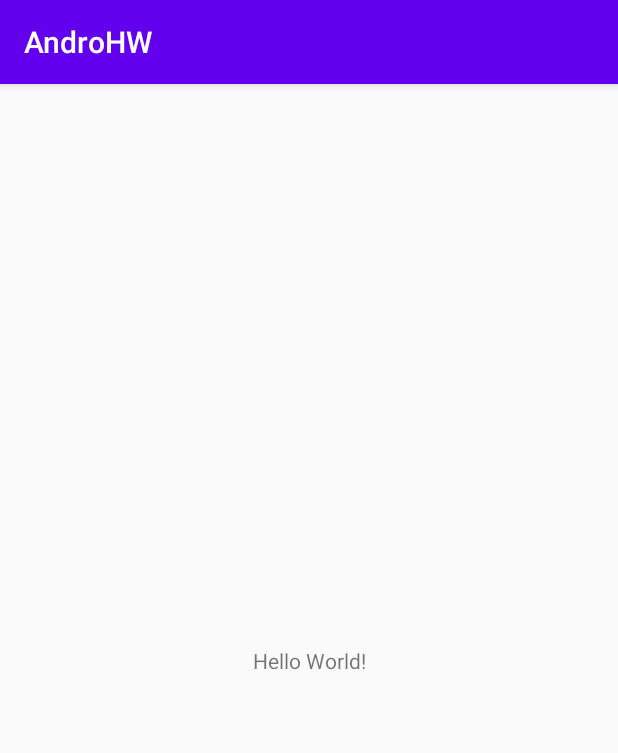
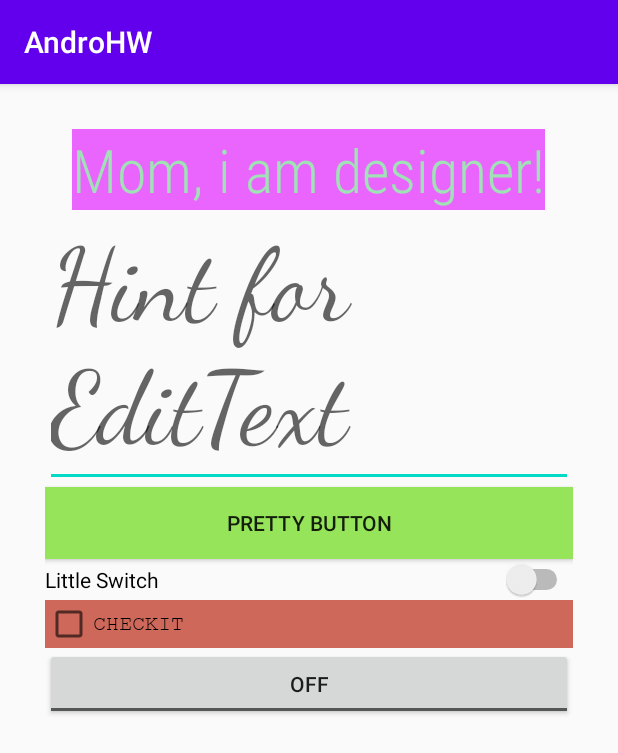
Before and after one commit to krayman/AndroHW, an Android app: the screen it shows after launch (MainActivity), on a phone screen of 412 x 824 dp. Shown: the top 753 px of the screen. Run offline under Robolectric (Android 15) with nearby library versions, the phone set to English and light mode, and no system bars.

Commit message:
Задание 1

```diff
--- a/app/src/main/java/com/krayapp/androhw/MainActivity.java
+++ b/app/src/main/java/com/krayapp/androhw/MainActivity.java
@@ -3,6 +3,8 @@ package com.krayapp.androhw;
 import androidx.appcompat.app.AppCompatActivity;
 
 import android.os.Bundle;
+import android.view.View;
+import android.widget.Button;
 
 public class MainActivity extends AppCompatActivity {
 
@@ -10,5 +12,13 @@ public class MainActivity extends AppCompatActivity {
     protected void onCreate(Bundle savedInstanceState) {
         super.onCreate(savedInstanceState);
         setContentView(R.layout.activity_main);
+
+        final Button prettyButton = findViewById(R.id.pretty_button);
+        prettyButton.setOnClickListener(new View.OnClickListener() {
+            @Override
+            public void onClick(View v) {
+                prettyButton.setText("Or not :(");
+            }
+        });
     }
 }
--- a/app/src/main/res/layout/activity_main.xml
+++ b/app/src/main/res/layout/activity_main.xml
@@ -1,18 +1,61 @@
 <?xml version="1.0" encoding="utf-8"?>
-<androidx.constraintlayout.widget.ConstraintLayout xmlns:android="http://schemas.android.com/apk/res/android"
+<LinearLayout xmlns:android="http://schemas.android.com/apk/res/android"
     xmlns:app="http://schemas.android.com/apk/res-auto"
     xmlns:tools="http://schemas.android.com/tools"
     android:layout_width="match_parent"
     android:layout_height="match_parent"
+    android:padding="30dp"
+    android:orientation="vertical"
     tools:context=".MainActivity">
 
     <TextView
         android:layout_width="wrap_content"
         android:layout_height="wrap_content"
-        android:text="Hello World!"
+        android:layout_gravity="center"
+        android:text="@string/textHello"
+        android:fontFamily="sans-serif-condensed-light"
+        android:textSize="40sp"
+        android:textColor="#a0e1b6"
+        android:background="#ea64fe"
         app:layout_constraintBottom_toBottomOf="parent"
         app:layout_constraintLeft_toLeftOf="parent"
         app:layout_constraintRight_toRightOf="parent"
         app:layout_constraintTop_toTopOf="parent" />
 
-</androidx.constraintlayout.widget.ConstraintLayout>
+    <EditText
+        android:layout_width="wrap_content"
+        android:layout_height="wrap_content"
+        android:layout_gravity="center"
+        android:fontFamily="cursive"
+        android:hint="@string/hint_for_edittext"
+        android:textSize="68sp"
+        android:textColorHighlight="#9664fe"
+        />
+    <Button
+        android:id="@+id/pretty_button"
+        android:layout_width="match_parent"
+        android:layout_height="wrap_content"
+        android:text="@string/pretty_button"
+        android:background="#96e45a"
+        />
+    <Switch
+        android:layout_width="match_parent"
+        android:layout_height="wrap_content"
+        android:text="@string/little_switch"
+        />
+
+    <CheckBox
+        android:layout_width="match_parent"
+        android:layout_height="wrap_content"
+        android:text="@string/checkit"
+        android:background="#cd685a"
+        android:fontFamily="serif-monospace"
+        />
+
+    <ToggleButton
+        android:layout_width="match_parent"
+        android:layout_height="wrap_content"
+        android:text="Toggler"
+
+        />
+</LinearLayout>
--- a/app/src/main/res/values/strings.xml
+++ b/app/src/main/res/values/strings.xml
@@ -1,3 +1,8 @@
 <resources>
-    <string name="app_name">AndroHW</string>
+<string name="app_name">AndroHW</string>
+<string name="textHello">Mom, i am designer!</string>
+    <string name="hint_for_edittext">Hint for EditText</string>
+    <string name="pretty_button">Pretty Button</string>
+    <string name="little_switch">Little Switch</string>
+    <string name="checkit">CHECKIT</string>
 </resources>
```
